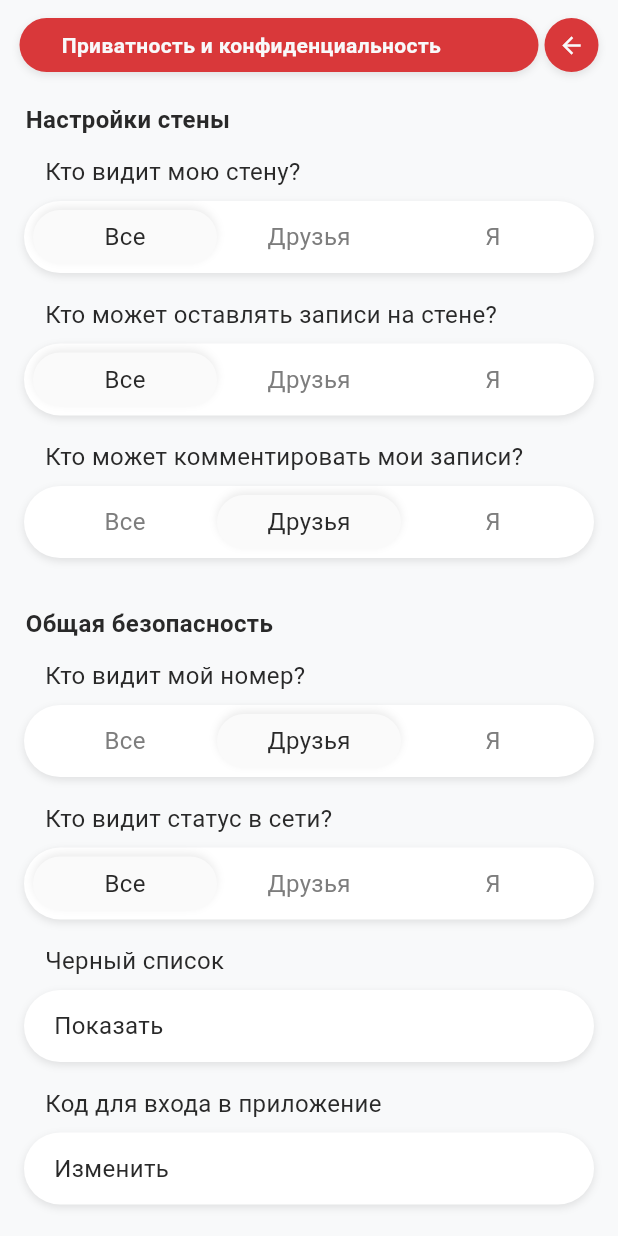
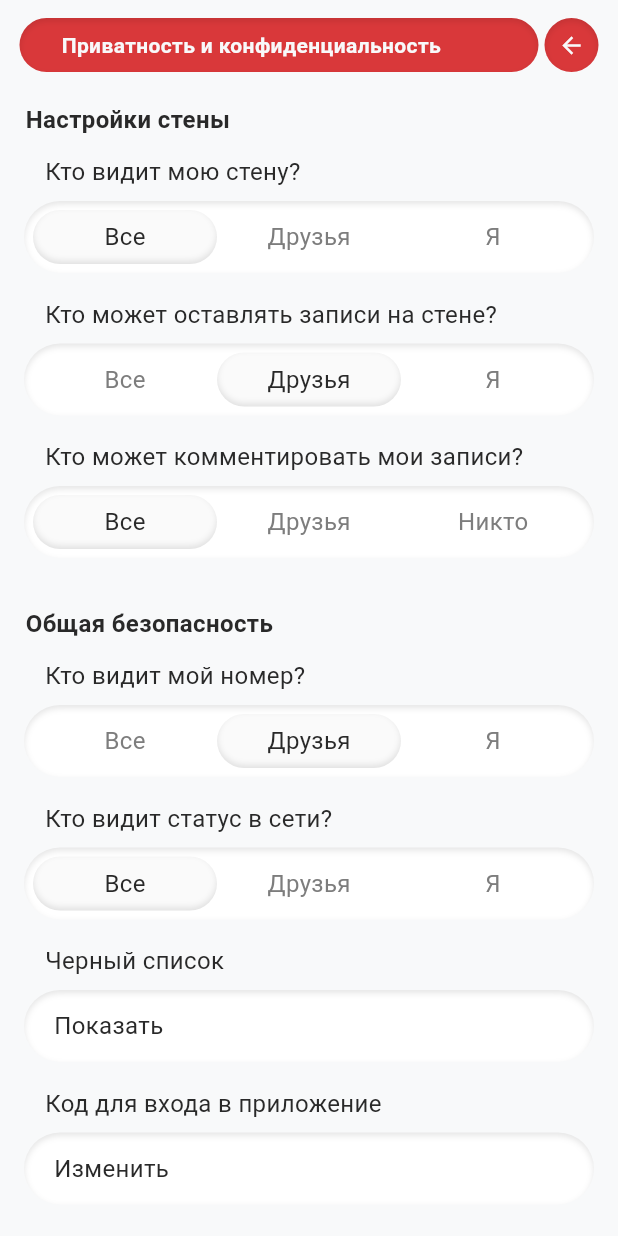
Before and after one commit to fonsski/A, a Flutter app: the PrivacyScreen screen opened directly, after a tap on "Все", on a phone screen of 412 x 824 dp. Run offline on Flutter 3.47's test engine with Material 3 defaults, Android fonts, the phone set to English and light mode, and no system bars; our stand-ins replace supabase_flutter; accounts and stored records are empty; Roboto replaces fonts that are missing (RobotoFlex).

Commit message:
Inset shadows per mockup + persist privacy settings
InsetPillDecoration paints true inner shadows (CSS inset box-shadow
equivalent) for pills, segments, nav highlight and chat bubbles.
Privacy screen now loads/saves privacy_settings via PrivacyRepository
(mock + Supabase), comments row gets its Никто option.

```diff
--- /dev/null
+++ b/lib/data/privacy_repository.dart
@@ -0,0 +1,55 @@
+/// Аудитория настройки: индекс совпадает с сегментом «Все / Друзья / Я»
+/// (для комментариев третий вариант — «Никто»).
+enum Audience { all, friends, me }
+
+class PrivacySettings {
+  const PrivacySettings({
+    this.wallVisibleTo = Audience.all,
+    this.wallPostBy = Audience.friends,
+    this.commentsBy = Audience.all,
+    this.phoneVisibleTo = Audience.friends,
+    this.onlineVisibleTo = Audience.all,
+  });
+
+  final Audience wallVisibleTo;
+  final Audience wallPostBy;
+  final Audience commentsBy;
+  final Audience phoneVisibleTo;
+  final Audience onlineVisibleTo;
+
+  PrivacySettings copyWith({
+    Audience? wallVisibleTo,
+    Audience? wallPostBy,
+    Audience? commentsBy,
+    Audience? phoneVisibleTo,
+    Audience? onlineVisibleTo,
+  }) {
+    return PrivacySettings(
+      wallVisibleTo: wallVisibleTo ?? this.wallVisibleTo,
+      wallPostBy: wallPostBy ?? this.wallPostBy,
+      commentsBy: commentsBy ?? this.commentsBy,
+      phoneVisibleTo: phoneVisibleTo ?? this.phoneVisibleTo,
+      onlineVisibleTo: onlineVisibleTo ?? this.onlineVisibleTo,
+    );
+  }
+}
+
+abstract class PrivacyRepository {
+  Future<PrivacySettings> load();
+
+  /// Сохраняет настройки; RLS-политики стенки начинают действовать сразу.
+  Future<void> save(PrivacySettings settings);
+}
+
+/// Назначается в main() до runApp (мок или Supabase).
+late final PrivacyRepository privacyRepository;
+
+class MockPrivacyRepository implements PrivacyRepository {
+  PrivacySettings _settings = const PrivacySettings();
+
+  @override
+  Future<PrivacySettings> load() async => _settings;
+
+  @override
+  Future<void> save(PrivacySettings settings) async => _settings = settings;
+}
--- a/lib/main.dart
+++ b/lib/main.dart
@@ -8,7 +8,9 @@ import 'config.dart';
 import 'data/chat_repository.dart';
 import 'data/mock/mock_chat_repository.dart';
 import 'data/mock/mock_wall_repository.dart';
+import 'data/privacy_repository.dart';
 import 'data/supabase/supabase_chat_repository.dart';
+import 'data/supabase/supabase_privacy_repository.dart';
 import 'data/supabase/supabase_wall_repository.dart';
 import 'data/wall_repository.dart';
 import 'screens/splash_screen.dart';
@@ -30,10 +32,12 @@ Future<void> main() async {
     authRepository = SupabaseAuthRepository();
     chatRepository = SupabaseChatRepository();
     wallRepository = SupabaseWallRepository();
+    privacyRepository = SupabasePrivacyRepository();
   } else {
     authRepository = MockAuthRepository();
     chatRepository = MockChatRepository();
     wallRepository = MockWallRepository();
+    privacyRepository = MockPrivacyRepository();
   }
   await authRepository.init();
   runApp(const AMessengerApp());
--- a/lib/screens/privacy_screen.dart
+++ b/lib/screens/privacy_screen.dart
@@ -1,5 +1,6 @@
 import 'package:flutter/material.dart';
 
+import '../data/privacy_repository.dart';
 import '../theme.dart';
 import '../widgets/common.dart';
 
@@ -11,19 +12,26 @@ class PrivacyScreen extends StatefulWidget {
 }
 
 class _PrivacyScreenState extends State<PrivacyScreen> {
-  final _wall = <String, int>{
-    'Кто видит мою стену?': 1,
-    'Кто может оставлять записи на стене?': 0,
-    'Кто может комментировать мои записи?': 1,
-  };
-  final _security = <String, int>{
-    'Кто видит мой номер?': 1,
-    'Кто видит статус в сети?': 0,
-  };
+  PrivacySettings? _settings;
+
+  @override
+  void initState() {
+    super.initState();
+    privacyRepository.load().then((s) {
+      if (mounted) setState(() => _settings = s);
+    });
+  }
+
+  void _update(PrivacySettings updated) {
+    // Оптимистично: UI сразу, база следом.
+    setState(() => _settings = updated);
+    privacyRepository.save(updated);
+  }
 
   @override
   Widget build(BuildContext context) {
     final colors = context.colors;
+    final s = _settings;
     return Scaffold(
       body: SafeArea(
         child: Column(
@@ -38,24 +46,44 @@ class _PrivacyScreenState extends State<PrivacyScreen> {
               ),
             ),
             Expanded(
-              child: ListView(
+              child: s == null
+                  ? const Center(child: CircularProgressIndicator())
+                  : ListView(
                       padding: const EdgeInsets.fromLTRB(16, 20, 16, 16),
                       children: [
                         const _SectionTitle('Настройки стены'),
-                  for (final entry in _wall.entries)
                         _SegmentedRow(
-                      question: entry.key,
-                      selected: entry.value,
-                      onChanged: (i) => setState(() => _wall[entry.key] = i),
+                          question: 'Кто видит мою стену?',
+                          selected: s.wallVisibleTo.index,
+                          onChanged: (i) => _update(
+                              s.copyWith(wallVisibleTo: Audience.values[i])),
+                        ),
+                        _SegmentedRow(
+                          question: 'Кто может оставлять записи на стене?',
+                          selected: s.wallPostBy.index,
+                          onChanged: (i) => _update(
+                              s.copyWith(wallPostBy: Audience.values[i])),
+                        ),
+                        _SegmentedRow(
+                          question: 'Кто может комментировать мои записи?',
+                          options: const ['Все', 'Друзья', 'Никто'],
+                          selected: s.commentsBy.index,
+                          onChanged: (i) => _update(
+                              s.copyWith(commentsBy: Audience.values[i])),
                         ),
                         const SizedBox(height: 16),
                         const _SectionTitle('Общая безопасность'),
-                  for (final entry in _security.entries)
                         _SegmentedRow(
-                      question: entry.key,
-                      selected: entry.value,
-                      onChanged: (i) =>
-                          setState(() => _security[entry.key] = i),
+                          question: 'Кто видит мой номер?',
+                          selected: s.phoneVisibleTo.index,
+                          onChanged: (i) => _update(
+                              s.copyWith(phoneVisibleTo: Audience.values[i])),
+                        ),
+                        _SegmentedRow(
+                          question: 'Кто видит статус в сети?',
+                          selected: s.onlineVisibleTo.index,
+                          onChanged: (i) => _update(
+                              s.copyWith(onlineVisibleTo: Audience.values[i])),
                         ),
                         const _ActionRow(
                             question: 'Черный список', action: 'Показать'),
@@ -99,11 +127,11 @@ class _SegmentedRow extends StatelessWidget {
     required this.question,
     required this.selected,
     required this.onChanged,
+    this.options = const ['Все', 'Друзья', 'Я'],
   });
 
-  static const _options = ['Все', 'Друзья', 'Я'];
-
   final String question;
+  final List<String> options;
   final int selected;
   final ValueChanged<int> onChanged;
 
@@ -128,7 +156,7 @@ class _SegmentedRow extends StatelessWidget {
             decoration: pillDecoration(colors.surface),
             child: Row(
               children: [
-                for (var i = 0; i < _options.length; i++)
+                for (var i = 0; i < options.length; i++)
                   Expanded(
                     child: GestureDetector(
                       onTap: () => onChanged(i),
@@ -137,20 +165,11 @@ class _SegmentedRow extends StatelessWidget {
                         height: 36,
                         alignment: Alignment.center,
                         decoration: i == selected
-                            ? BoxDecoration(
-                                color: colors.card,
-                                borderRadius: BorderRadius.circular(36),
-                                boxShadow: const [
-                                  BoxShadow(
-                                    color: Color(0x14000000),
-                                    blurRadius: 4,
-                                    offset: Offset(0, -2),
-                                  ),
-                                ],
-                              )
+                            ? pillDecoration(colors.card,
+                                radius: 36, inset: const Offset(0, -2))
                             : null,
                         child: Text(
-                          _options[i],
+                          options[i],
                           style: TextStyle(
                             color: i == selected
                                 ? colors.textPrimary
--- a/lib/screens/wall_screen.dart
+++ b/lib/screens/wall_screen.dart
@@ -166,10 +166,8 @@ class _WallTab extends StatelessWidget {
         child: Container(
           alignment: Alignment.center,
           decoration: selected
-              ? BoxDecoration(
-                  color: colors.card,
-                  borderRadius: BorderRadius.circular(32),
-                )
+              ? pillDecoration(colors.card,
+                  radius: 32, inset: const Offset(0, -2))
               : null,
           child: Text(
             label,
--- a/lib/widgets/common.dart
+++ b/lib/widgets/common.dart
@@ -4,24 +4,87 @@ import '../theme.dart';
 
 const kPillRadius = 36.0;
 
-/// Плашка-«пилюля» из макета: скруглённая на 36 с мягкой тенью.
-BoxDecoration pillDecoration(
+/// Плашка-«пилюля» из макета: скруглённая, с ВНУТРЕННЕЙ тенью
+/// (в Figma все эффекты — inset box-shadow, обычно 0 2 4 rgba(0,0,0,.1)).
+Decoration pillDecoration(
   Color color, {
   double radius = kPillRadius,
   Color? borderColor,
+  Offset inset = const Offset(0, 2),
 }) {
-  return BoxDecoration(
+  return InsetPillDecoration(
     color: color,
-    borderRadius: BorderRadius.circular(radius),
-    border: borderColor != null ? Border.all(color: borderColor, width: 2) : null,
-    boxShadow: const [
-      BoxShadow(
-        color: Color(0x1A000000),
-        blurRadius: 4,
-        offset: Offset(0, 2),
-      ),
-    ],
+    radius: radius,
+    borderColor: borderColor,
+    insetOffset: inset,
   );
+}
+
+/// Скруглённый прямоугольник с inset-тенью — аналог CSS
+/// `box-shadow: inset dx dy 4px rgba(0,0,0,0.1)`.
+class InsetPillDecoration extends Decoration {
+  const InsetPillDecoration({
+    required this.color,
+    required this.radius,
+    this.borderColor,
+    this.insetOffset = const Offset(0, 2),
+    this.shadowColor = const Color(0x1A000000),
+    this.blurSigma = 2,
+  });
+
+  final Color color;
+  final double radius;
+  final Color? borderColor;
+  final Offset insetOffset;
+  final Color shadowColor;
+  final double blurSigma;
+
+  @override
+  BoxPainter createBoxPainter([VoidCallback? onChanged]) =>
+      _InsetPillPainter(this);
+}
+
+class _InsetPillPainter extends BoxPainter {
+  _InsetPillPainter(this.decoration);
+
+  final InsetPillDecoration decoration;
+
+  @override
+  void paint(Canvas canvas, Offset offset, ImageConfiguration configuration) {
+    final rect = offset & configuration.size!;
+    final rrect =
+        RRect.fromRectAndRadius(rect, Radius.circular(decoration.radius));
+
+    canvas.drawRRect(rrect, Paint()..color = decoration.color);
+
+    // Inset-тень: внутри пилюли рисуем размытую «раму» — область снаружи
+    // той же пилюли, сдвинутой на offset тени.
+    canvas.save();
+    canvas.clipRRect(rrect);
+    final shadowPath = Path()
+      ..fillType = PathFillType.evenOdd
+      ..addRect(rect.inflate(24))
+      ..addRRect(rrect.shift(decoration.insetOffset));
+    canvas.drawPath(
+      shadowPath,
+      Paint()
+        ..color = decoration.shadowColor
+        ..maskFilter =
+            MaskFilter.blur(BlurStyle.normal, decoration.blurSigma),
+    );
+    canvas.restore();
+
+    final borderColor = decoration.borderColor;
+    if (borderColor != null) {
+      canvas.drawRRect(
+        rrect.deflate(1),
+        Paint()
+          ..style = PaintingStyle.stroke
+          ..strokeWidth = 2
+          ..color = borderColor,
+      );
+    }
+  }
 }
 
 /// Красная шапка экрана: длинная пилюля с заголовком и круглая кнопка справа.
@@ -161,17 +224,8 @@ class ABottomNav extends StatelessWidget {
                   height: 50,
                   alignment: Alignment.center,
                   decoration: i == index
-                      ? BoxDecoration(
-                          color: colors.card,
-                          borderRadius: BorderRadius.circular(32),
-                          boxShadow: const [
-                            BoxShadow(
-                              color: Color(0x14000000),
-                              blurRadius: 4,
-                              offset: Offset(0, -2),
-                            ),
-                          ],
-                        )
+                      ? pillDecoration(colors.card,
+                          radius: 32, inset: const Offset(0, -2))
                       : null,
                   child: Image.asset(_icons[i], width: 30, height: 30),
                 ),
```
Also changed, not shown: lib/data/supabase/supabase_privacy_repository.dart (added, +53 -0 lines), lib/screens/auth/auth_widgets.dart (+5 -13 lines), lib/screens/chat_screen.dart (+5 -3 lines), 2 other files. Lines whose indentation alone changed are shown as unchanged.
